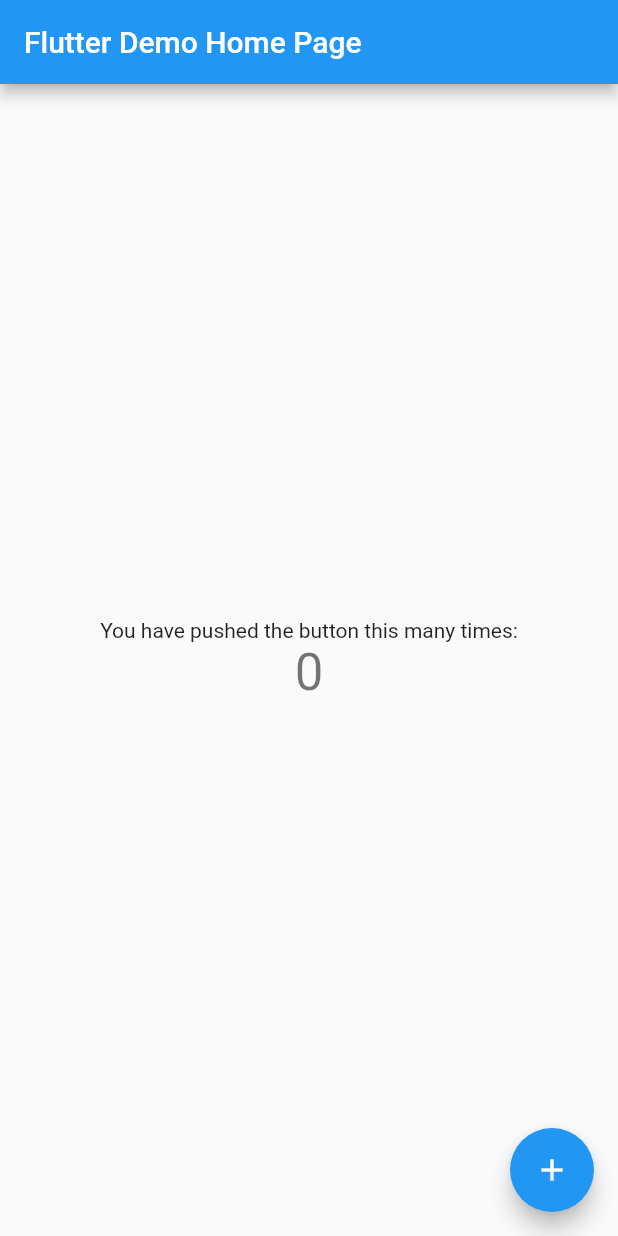
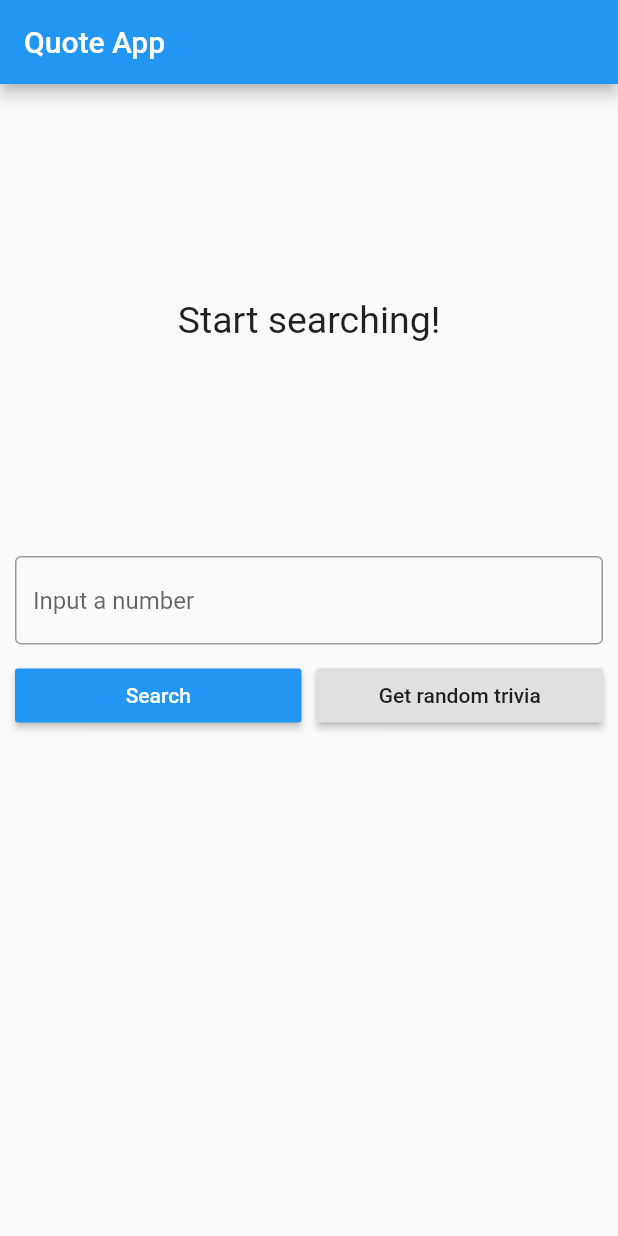
Before and after one commit to Rajeshsaharan/Flutter-TDD-Arch, a Flutter app: the screen it shows after launch, on a phone screen of 412 x 824 dp. Run offline on Flutter 3.47's test engine with Material 2 defaults, Android fonts, the phone set to English and light mode, and no system bars; our stand-ins replace bloc, dartz, data_connection_checker, equatable, flutter_bloc, get_it and 2 more; missing offline and left inert: dart:ffi.

Commit message:
flutter-TDD

```diff
--- /dev/null
+++ b/myapp/lib/feauters/quotes/presentation/pages/quote_widget.dart
@@ -0,0 +1,63 @@
+import 'package:flutter/material.dart';
+import 'package:flutter_bloc/flutter_bloc.dart';
+import 'package:myapp/feauters/quotes/presentation/bloc/quote_block.dart';
+
+import '../../../../injection_conatiner.dart';
+import '../bloc/quote_state_bloc.dart';
+import '../widget/Quote_control.dart';
+import '../widget/loadingWidget.dart';
+import '../widget/messageWidget.dart';
+import '../widget/quoteDisplay.dart';
+
+class QuoteWidget extends StatelessWidget {
+  const QuoteWidget({super.key});
+
+  @override
+  Widget build(BuildContext context) {
+    return Scaffold(
+      appBar: AppBar(title: Text('Quote App')),
+      body: bodyBuild(context),
+    );
+  }
+
+  BlocProvider<QuoteBloc> bodyBuild(BuildContext context) {
+    return BlocProvider(
+      create: (_) => sl<QuoteBloc>(),
+      child: Center(
+        child: Padding(
+          padding: const EdgeInsets.all(10),
+          child: Column(
+            children: <Widget>[
+              SizedBox(height: 10),
+              // Top half
+              BlocBuilder<QuoteBloc, QuoteState>(
+                builder: (context, state) {
+                  if (state is Empty) {
+                    return MessageDisplay(
+                      message: 'Start searching!',
+                    );
+                  } else if (state is IsLoading) {
+                    return LoadingWidget();
+                  } else if (state is Loaded) {
+                    return QuoteDisplay(quote: state.quote);
+                  } else if (state is Error) {
+                    return MessageDisplay(
+                      message: state.error,
+                    );
+                  } else {
+                    throw Exception();
+                  }
+                },
+              ),
+
+              SizedBox(height: 20),
+              // Bottom half
+              //
+              QuoteControl(),
+
+            ],
+        ),
+      ),
+    ));
+  }
+}
--- /dev/null
+++ b/myapp/lib/feauters/quotes/presentation/widget/Quote_control.dart
@@ -0,0 +1,73 @@
+
+import 'package:flutter/material.dart';
+import 'package:flutter_bloc/flutter_bloc.dart';
+import 'package:myapp/feauters/quotes/domain/usecase/getQuote.dart';
+import 'package:myapp/feauters/quotes/presentation/bloc/quote_block.dart';
+import 'package:myapp/feauters/quotes/presentation/bloc/quote_event_bloc.dart';
+
+class QuoteControl extends StatefulWidget {
+  const QuoteControl({
+    Key? key,
+  }) : super(key: key);
+
+  @override
+  _TriviaControlsState createState() => _TriviaControlsState();
+}
+
+class _TriviaControlsState extends State<QuoteControl> {
+  final controller = TextEditingController();
+  late String inputStr;
+
+  @override
+  Widget build(BuildContext context) {
+    return Column(
+      children: <Widget>[
+        TextField(
+          controller: controller,
+          keyboardType: TextInputType.number,
+          decoration: InputDecoration(
+            border: OutlineInputBorder(),
+            hintText: 'Input a number',
+          ),
+          onChanged: (value) {
+            inputStr = value;
+          },
+          onSubmitted: (_) {
+            dispatchConcrete();
+          },
+        ),
+        SizedBox(height: 10),
+        Row(
+          children: <Widget>[
+            Expanded(
+              child: RaisedButton(
+                child: Text('Search'),
+                color: Theme.of(context).accentColor,
+                textTheme: ButtonTextTheme.primary,
+                onPressed: dispatchConcrete,
+              ),
+            ),
+            SizedBox(width: 10),
+            Expanded(
+              child: RaisedButton(
+                child: Text('Get random trivia'),
+                onPressed: dispatchRandom,
+              ),
+            ),
+          ],
+        )
+      ],
+    );
+  }
+
+  void dispatchConcrete() {
+    controller.clear();
+    BlocProvider.of<QuoteBloc>(context)
+        .add(GetQuoteFromNumber(inputStr));
+  }
+
+  void dispatchRandom() {
+    controller.clear();
+    BlocProvider.of<QuoteBloc>(context).add(GetQuoteFromRandomNumber());
+  }
+}
--- /dev/null
+++ b/myapp/lib/feauters/quotes/presentation/widget/messageWidget.dart
@@ -0,0 +1,22 @@
+import 'package:flutter/material.dart';
+
+class MessageDisplay extends StatelessWidget {
+  final message;
+  MessageDisplay({super.key, required  this.message});
+
+  @override
+  Widget build(BuildContext context) {
+    return Container(
+      height: MediaQuery.of(context).size.height / 3,
+      child: Center(
+        child: SingleChildScrollView(
+          child: Text(
+            message,
+            style: TextStyle(fontSize: 25),
+            textAlign: TextAlign.center,
+          ),
+        ),
+      ),
+    );;
+  }
+}
--- a/myapp/lib/main.dart
+++ b/myapp/lib/main.dart
@@ -1,6 +1,10 @@
 import 'package:flutter/material.dart';
+import 'package:myapp/feauters/quotes/presentation/pages/quote_widget.dart';
+import 'package:myapp/injection_conatiner.dart' as di;
 
-void main() {
+void main() async {
+  WidgetsFlutterBinding.ensureInitialized();
+  await di.init();
   runApp(const MyApp());
 }
 
@@ -13,103 +17,9 @@ class MyApp extends StatelessWidget {
     return MaterialApp(
       title: 'Flutter Demo',
       theme: ThemeData(
-        // This is the theme of your application.
-        //
-        // Try running your application with "flutter run". You'll see the
-        // application has a blue toolbar. Then, without quitting the app, try
-        // changing the primarySwatch below to Colors.green and then invoke
-        // "hot reload" (press "r" in the console where you ran "flutter run",
-        // or simply save your changes to "hot reload" in a Flutter IDE).
-        // Notice that the counter didn't reset back to zero; the application
-        // is not restarted.
         primarySwatch: Colors.blue,
       ),
-      home: const MyHomePage(title: 'Flutter Demo Home Page'),
+      home: QuoteWidget(),
     );
   }
 }
-
-class MyHomePage extends StatefulWidget {
-  const MyHomePage({Key? key, required this.title}) : super(key: key);
-
-  // This widget is the home page of your application. It is stateful, meaning
-  // that it has a State object (defined below) that contains fields that affect
-  // how it looks.
-
-  // This class is the configuration for the state. It holds the values (in this
-  // case the title) provided by the parent (in this case the App widget) and
-  // used by the build method of the State. Fields in a Widget subclass are
-  // always marked "final".
-
-  final String title;
-
-  @override
-  State<MyHomePage> createState() => _MyHomePageState();
-}
-
-class _MyHomePageState extends State<MyHomePage> {
-  int _counter = 0;
-
-  void _incrementCounter() {
-    setState(() {
-      // This call to setState tells the Flutter framework that something has
-      // changed in this State, which causes it to rerun the build method below
-      // so that the display can reflect the updated values. If we changed
-      // _counter without calling setState(), then the build method would not be
-      // called again, and so nothing would appear to happen.
-      _counter++;
-    });
-  }
-
-  @override
-  Widget build(BuildContext context) {
-    // This method is rerun every time setState is called, for instance as done
-    // by the _incrementCounter method above.
-    //
-    // The Flutter framework has been optimized to make rerunning build methods
-    // fast, so that you can just rebuild anything that needs updating rather
-    // than having to individually change instances of widgets.
-    return Scaffold(
-      appBar: AppBar(
-        // Here we take the value from the MyHomePage object that was created by
-        // the App.build method, and use it to set our appbar title.
-        title: Text(widget.title),
-      ),
-      body: Center(
-        // Center is a layout widget. It takes a single child and positions it
-        // in the middle of the parent.
-        child: Column(
-          // Column is also a layout widget. It takes a list of children and
-          // arranges them vertically. By default, it sizes itself to fit its
-          // children horizontally, and tries to be as tall as its parent.
-          //
-          // Invoke "debug painting" (press "p" in the console, choose the
-          // "Toggle Debug Paint" action from the Flutter Inspector in Android
-          // Studio, or the "Toggle Debug Paint" command in Visual Studio Code)
-          // to see the wireframe for each widget.
-          //
-          // Column has various properties to control how it sizes itself and
-          // how it positions its children. Here we use mainAxisAlignment to
-          // center the children vertically; the main axis here is the vertical
-          // axis because Columns are vertical (the cross axis would be
-          // horizontal).
-          mainAxisAlignment: MainAxisAlignment.center,
-          children: <Widget>[
-            const Text(
-              'You have pushed the button this many times:',
-            ),
-            Text(
-              '$_counter',
-              style: Theme.of(context).textTheme.headline4,
-            ),
-          ],
-        ),
-      ),
-      floatingActionButton: FloatingActionButton(
-        onPressed: _incrementCounter,
-        tooltip: 'Increment',
-        child: const Icon(Icons.add),
-      ), // This trailing comma makes auto-formatting nicer for build methods.
-    );
-  }
-}
```
Also changed, not shown: myapp/lib/feauters/quotes/presentation/widget/loadingWidget.dart (added, +17 -0 lines), myapp/lib/feauters/quotes/presentation/widget/quoteDisplay.dart (added, +38 -0 lines), myapp/lib/injection_conatiner.dart (added, +49 -0 lines), 3 other files.
